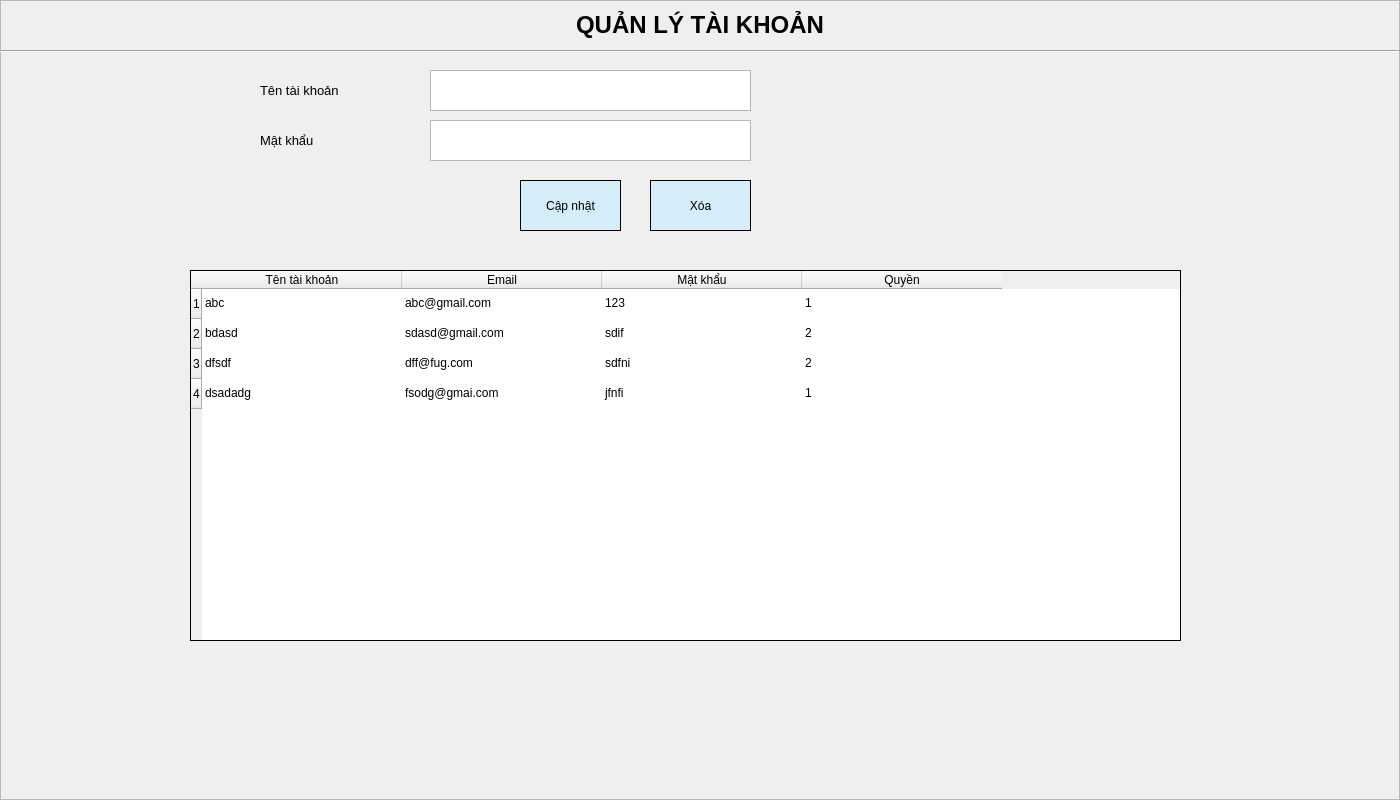
phuc297/student-attendance-management-system, file ui/account.ui: the form before one commit.
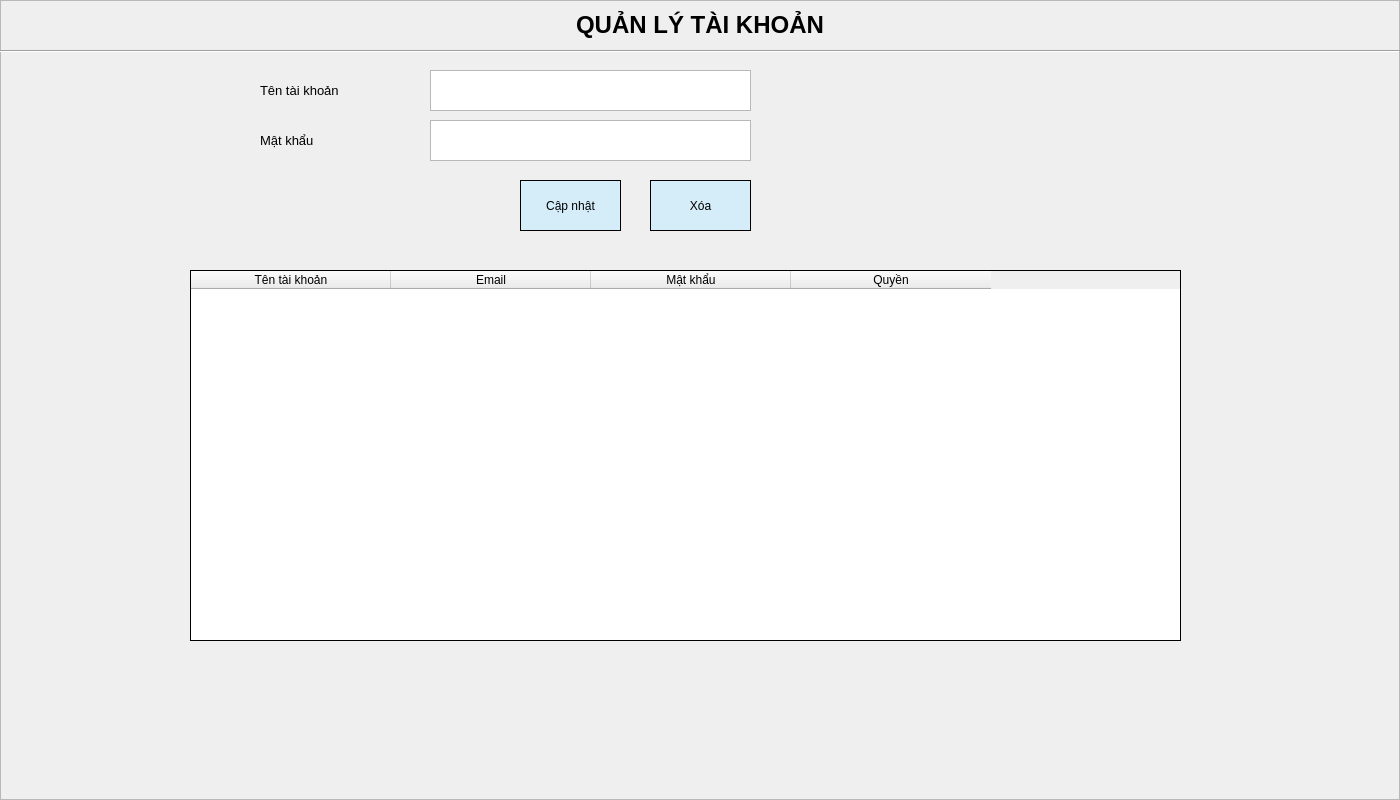
The form after the commit.

```diff
--- a/ui/account.ui
+++ b/ui/account.ui
@@ -220,26 +220,6 @@
     <attribute name="verticalHeaderDefaultSectionSize">
      <number>30</number>
     </attribute>
-    <row>
-     <property name="text">
-      <string>1</string>
-     </property>
-    </row>
-    <row>
-     <property name="text">
-      <string>2</string>
-     </property>
-    </row>
-    <row>
-     <property name="text">
-      <string>3</string>
-     </property>
-    </row>
-    <row>
-     <property name="text">
-      <string>4</string>
-     </property>
-    </row>
     <column>
      <property name="text">
       <string>Tên tài khoản</string>
@@ -260,86 +240,6 @@
       <string>Quyền</string>
      </property>
     </column>
-    <item row="0" column="0">
-     <property name="text">
-      <string>abc</string>
-     </property>
-    </item>
-    <item row="0" column="1">
-     <property name="text">
-      <string>abc@gmail.com</string>
-     </property>
-    </item>
-    <item row="0" column="2">
-     <property name="text">
-      <string>123</string>
-     </property>
-    </item>
-    <item row="0" column="3">
-     <property name="text">
-      <string>1</string>
-     </property>
-    </item>
-    <item row="1" column="0">
-     <property name="text">
-      <string>bdasd</string>
-     </property>
-    </item>
-    <item row="1" column="1">
-     <property name="text">
-      <string>sdasd@gmail.com</string>
-     </property>
-    </item>
-    <item row="1" column="2">
-     <property name="text">
-      <string>sdif</string>
-     </property>
-    </item>
-    <item row="1" column="3">
-     <property name="text">
-      <string>2</string>
-     </property>
-    </item>
-    <item row="2" column="0">
-     <property name="text">
-      <string>dfsdf</string>
-     </property>
-    </item>
-    <item row="2" column="1">
-     <property name="text">
-      <string>dff@fug.com</string>
-     </property>
-    </item>
-    <item row="2" column="2">
-     <property name="text">
-      <string>sdfni</string>
-     </property>
-    </item>
-    <item row="2" column="3">
-     <property name="text">
-      <string>2</string>
-     </property>
-    </item>
-    <item row="3" column="0">
-     <property name="text">
-      <string>dsadadg</string>
-     </property>
-    </item>
-    <item row="3" column="1">
-     <property name="text">
-      <string>fsodg@gmai.com</string>
-     </property>
-    </item>
-    <item row="3" column="2">
-     <property name="text">
-      <string>jfnfi</string>
-     </property>
-    </item>
-    <item row="3" column="3">
-     <property name="text">
-      <string>1</string>
-     </property>
-    </item>
    </widget>
   </widget>
  </widget>
```
